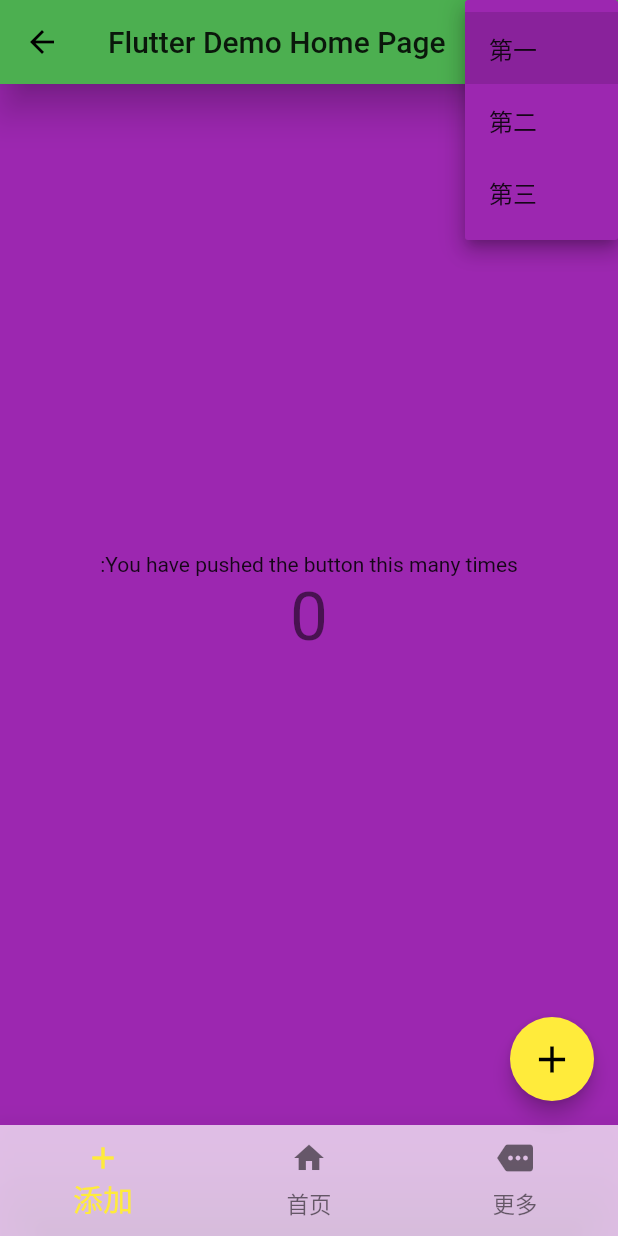
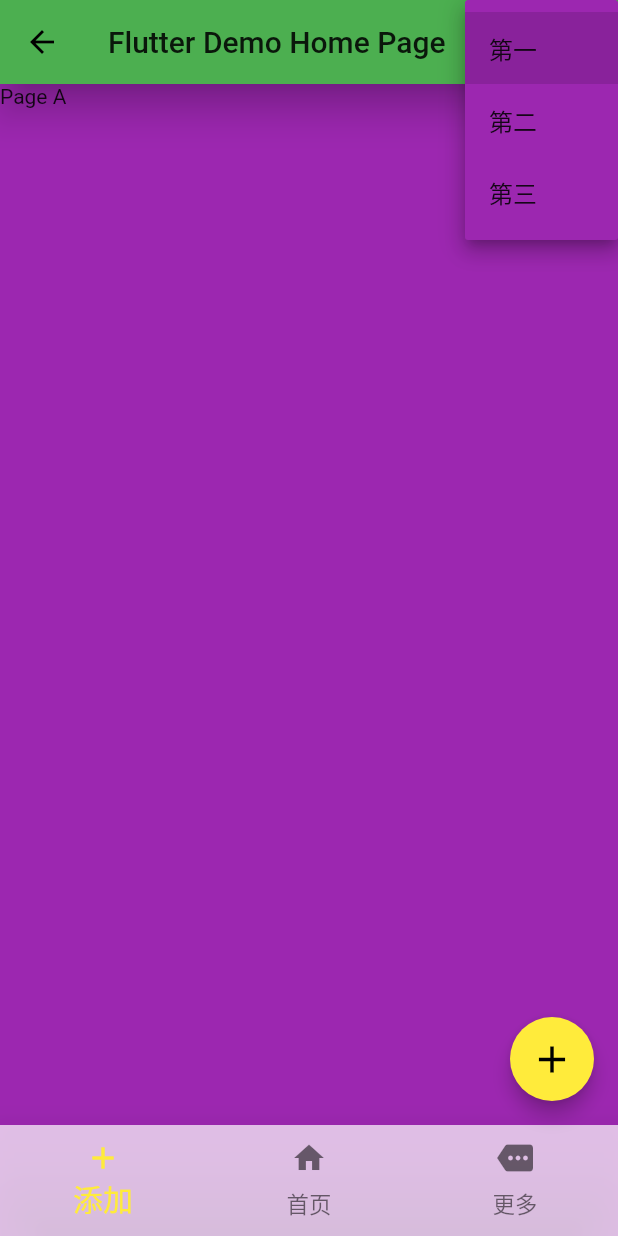
Before and after one commit to w1010479088/flutter, a Flutter app: the screen it shows after launch, after a tap on the "add" icon, on a phone screen of 412 x 824 dp. Run offline on Flutter 3.47's test engine with Material 2 defaults, Android fonts, the phone set to English and light mode, and no system bars.

Commit message:
1.TabBar

```diff
--- a/lib/main.dart
+++ b/lib/main.dart
@@ -1,5 +1,7 @@
 import 'package:flutter/cupertino.dart';
+import 'package:flutter/gestures.dart';
 import 'package:flutter/material.dart';
+import 'package:flutter_app/AlertUtil.dart';
 
 void main() => runApp(App());
 
@@ -30,22 +32,36 @@ class HomePage extends StatefulWidget {
   StateHome createState() => StateHome(5);
 }
 
-class StateHome extends State<HomePage> {
-  List<BottomNavigationBarItem> mBars = new List();
+class StateHome extends State<HomePage> with SingleTickerProviderStateMixin {
+  List<BottomNavigationBarItem> mTabBars = new List();
   List<DropdownMenuItem<String>> mMenuItems = new List();
   int mCounter = 0;
   int mCurIndex = 1;
   String mSelMenuTitle = "1";
+  TabController tabController;
 
   StateHome(int add) {
     _initBars();
     _initDropDownItems();
   }
 
+  @override
+  void initState() {
+    // TODO: implement initState
+    super.initState();
+    tabController = new TabController(vsync: this, length: 3);
+  }
+
+  @override
+  void dispose() {
+    tabController.dispose();
+    super.dispose();
+  }
+
   void _initBars() {
-    mBars.add(newBar(Icons.add, "添加"));
-    mBars.add(newBar(Icons.home, "首页"));
-    mBars.add(newBar(Icons.more, "更多"));
+    mTabBars.add(newBar(Icons.add, "添加"));
+    mTabBars.add(newBar(Icons.home, "首页"));
+    mTabBars.add(newBar(Icons.more, "更多"));
   }
 
   void _initDropDownItems() {
@@ -73,17 +89,12 @@ class StateHome extends State<HomePage> {
 
   void onTabClick(index) {
     mCurIndex = index;
+    tabController.animateTo(index);
     refresh();
   }
 
   void onItemSel(index) {
-    showDialog(
-        context: context,
-        child: new AlertDialog(
-          title: new Text(index),
-          content: new Text("大俊子"),
-        ).build(context),
-    );
+    AlertUtil.show(context, index, "大俊子");
   }
 
   void refresh() {
@@ -93,6 +104,7 @@ class StateHome extends State<HomePage> {
   @override
   Widget build(BuildContext context) {
     return Scaffold(
+
       appBar: AppBar(
         centerTitle: false,
         toolbarOpacity: 1,
@@ -127,8 +139,34 @@ class StateHome extends State<HomePage> {
         primary: true,
       ),
 
+      body: new TabBarView(
+        dragStartBehavior: DragStartBehavior.down,
+        controller: this.tabController,
+        children: <Widget>[
+          new Text("Page A"),
+          new Text("Page B"),
+          new Text("Page C"),
+        ],
+      ),
+//      Center(
+//        child: Column(
+//          mainAxisAlignment: MainAxisAlignment.center,
+//          children: <Widget>[
+//            Text(
+//              'You have pushed the button this many times:',
+//              textDirection: TextDirection.rtl,
+//              textAlign: TextAlign.start,
+//            ),
+//            Text(
+//              '$mCounter',
+//              style: Theme.of(context).textTheme.display2,
+//            ),
+//          ],
+//        ),
+//      ),
+
       bottomNavigationBar: BottomNavigationBar(
-        items: mBars,
+        items: mTabBars,
         currentIndex: mCurIndex,
         elevation: 20,
         type: BottomNavigationBarType.fixed,
@@ -138,39 +176,6 @@ class StateHome extends State<HomePage> {
         onTap: onTabClick,
         selectedFontSize: 20,
         unselectedFontSize: 15,
-      ),
-
-      body: Center(
-        // Center is a layout widget. It takes a single child and positions it
-        // in the middle of the parent.
-        child: Column(
-          // Column is also a layout widget. It takes a list of children and
-          // arranges them vertically. By default, it sizes itself to fit its
-          // children horizontally, and tries to be as tall as its parent.
-          //
-          // Invoke "debug painting" (press "p" in the console, choose the
-          // "Toggle Debug Paint" action from the Flutter Inspector in Android
-          // Studio, or the "Toggle Debug Paint" command in Visual Studio Code)
-          // to see the wireframe for each widget.
-          //
-          // Column has various properties to control how it sizes itself and
-          // how it positions its children. Here we use mainAxisAlignment to
-          // center the children vertically; the main axis here is the vertical
-          // axis because Columns are vertical (the cross axis would be
-          // horizontal).
-          mainAxisAlignment: MainAxisAlignment.center,
-          children: <Widget>[
-            Text(
-              'You have pushed the button this many times:',
-              textDirection: TextDirection.rtl,
-              textAlign: TextAlign.start,
-            ),
-            Text(
-              '$mCounter',
-              style: Theme.of(context).textTheme.display2,
-            ),
-          ],
-        ),
       ),
 
       floatingActionButton: FloatingActionButton(
```
Also changed, not shown: lib/AlertUtil.dart (added, +16 -0 lines).
